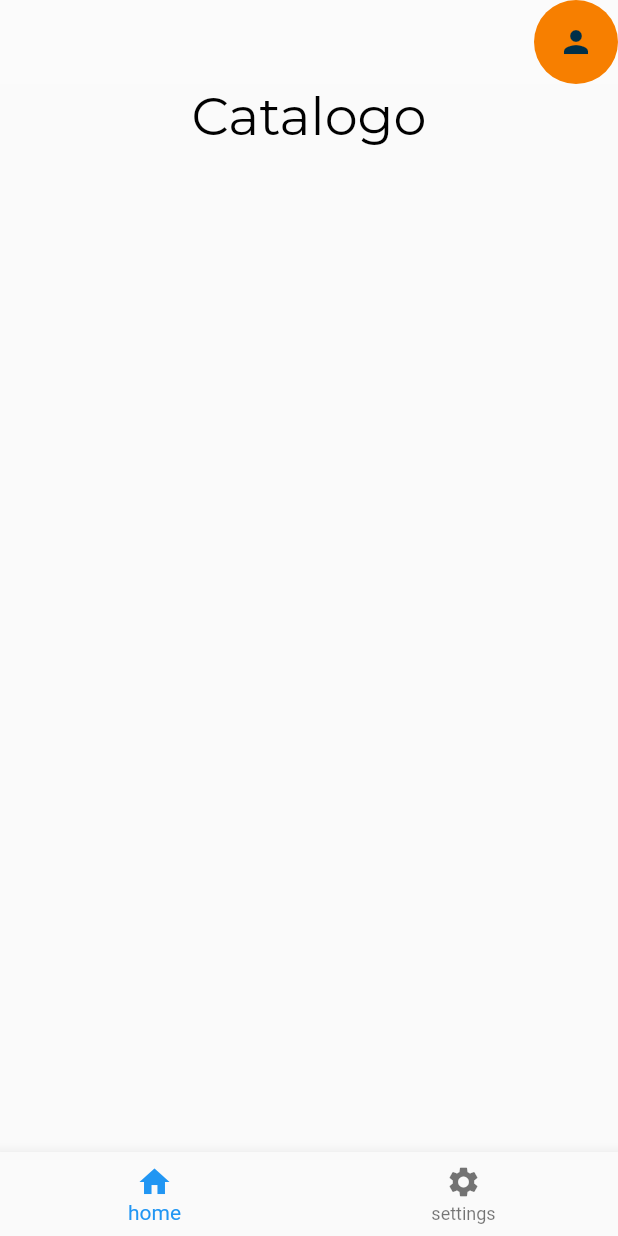
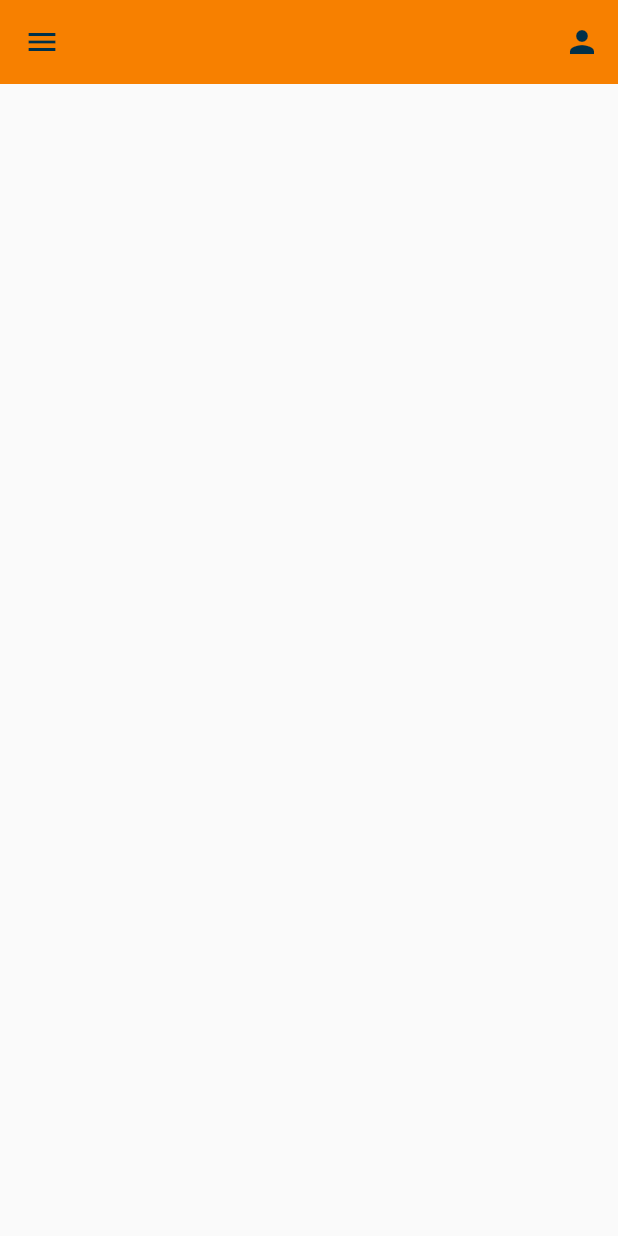
Before and after one commit to danielveronese/progetto_evomatic, a Flutter app: the screen it shows after launch, after a tap on the "person" icon, on a phone screen of 412 x 824 dp. Run offline on Flutter 3.47's test engine with Material 2 defaults, Android fonts, the phone set to English and light mode, and no system bars.

Commit message:
top app bar complited

```diff
--- a/evomatic/lib/main.dart
+++ b/evomatic/lib/main.dart
@@ -1,27 +1,31 @@
 import 'dart:math';
-
+import 'package:flutter/services.dart';
 import 'package:flutter/material.dart';
 
 void main() {
-  runApp(Carrello());
+  WidgetsFlutterBinding.ensureInitialized();
+  SystemChrome.setSystemUIOverlayStyle(const SystemUiOverlayStyle(
+    statusBarColor: Colors.transparent, // transparent status bar
+  ));
+  runApp(const Catalogo());
 }
 
 String buttonname = 'click';
 int currentIndex = 0;
 
-class Carrello extends StatefulWidget {
-  Carrello({Key? key}) : super(key: key);
+class Catalogo extends StatefulWidget {
+  const Catalogo({Key? key}) : super(key: key);
 
   @override
-  State<Carrello> createState() => _CarrelloState();
+  State<Catalogo> createState() => _CatalogoState();
 }
 
-class _CarrelloState extends State<Carrello> {
+class _CatalogoState extends State<Catalogo> {
   @override
   Widget build(BuildContext context) {
-    return MaterialApp(
+    return const MaterialApp(
       debugShowCheckedModeBanner: false,
-      home: const Pageex(),
+      home: Pageex(),
     );
   }
 }
@@ -38,53 +42,30 @@ class _Pageexstate extends State<Pageex> {
   Widget build(BuildContext context) {
     return Scaffold(
       appBar: AppBar(
-        backgroundColor: Colors.white10,
+        backgroundColor: const Color.fromARGB(255, 247, 128, 0),
         elevation: 0,
-        actions: <Widget>[
-          FloatingActionButton(
-            onPressed: (() {}),
-            backgroundColor: const Color.fromRGBO(247, 127, 0, 100),
-            foregroundColor: const Color.fromRGBO(0, 48, 73, 100),
-            child: const Icon(Icons.person),
-            elevation: 0,
-          ),
+        centerTitle: true,
+        leading: Builder(
+          builder: (BuildContext context) {
+            return IconButton(
+              icon: const Icon(
+                Icons.menu,
+                color: Color.fromRGBO(0, 48, 73, 1),
+              ),
+              onPressed: () {
+                Scaffold.of(context).openDrawer();
+              },
+              tooltip: MaterialLocalizations.of(context).openAppDrawerTooltip,
+            );
+          },
+        ),
+        actions: [
+          IconButton(
+            onPressed: () {},
+            icon: const Icon(Icons.person),
+            color: const Color.fromRGBO(0, 48, 73, 1),
+          )
         ],
-      ),
-      body: Center(
-          child: SizedBox(
-        width: double.infinity,
-        height: double.infinity,
-        child: Row(
-          mainAxisAlignment: MainAxisAlignment.center,
-          crossAxisAlignment: CrossAxisAlignment.start,
-          children: [
-            const Text('Catalogo',
-                style: TextStyle(
-                    color: Colors.black,
-                    fontFamily: 'Montserrat',
-                    fontSize: 35.0)),
-          ],
-        ),
-      )),
-      bottomNavigationBar: BottomNavigationBar(
-        items: const [
-          BottomNavigationBarItem(
-              label: 'home',
-              icon: Icon(
-                Icons.home,
-              )),
-          BottomNavigationBarItem(
-              label: 'settings',
-              icon: Icon(
-                Icons.settings,
-              ))
-        ],
-        currentIndex: currentIndex,
-        onTap: (int index) {
-          setState(() {
-            currentIndex = index;
-          });
-        },
       ),
     );
   }
```
Also changed, not shown: evomatic/copy_paste.txt (added, +42 -0 lines), evomatic/pubspec.yaml (+8 -1 lines), 1 other file.
